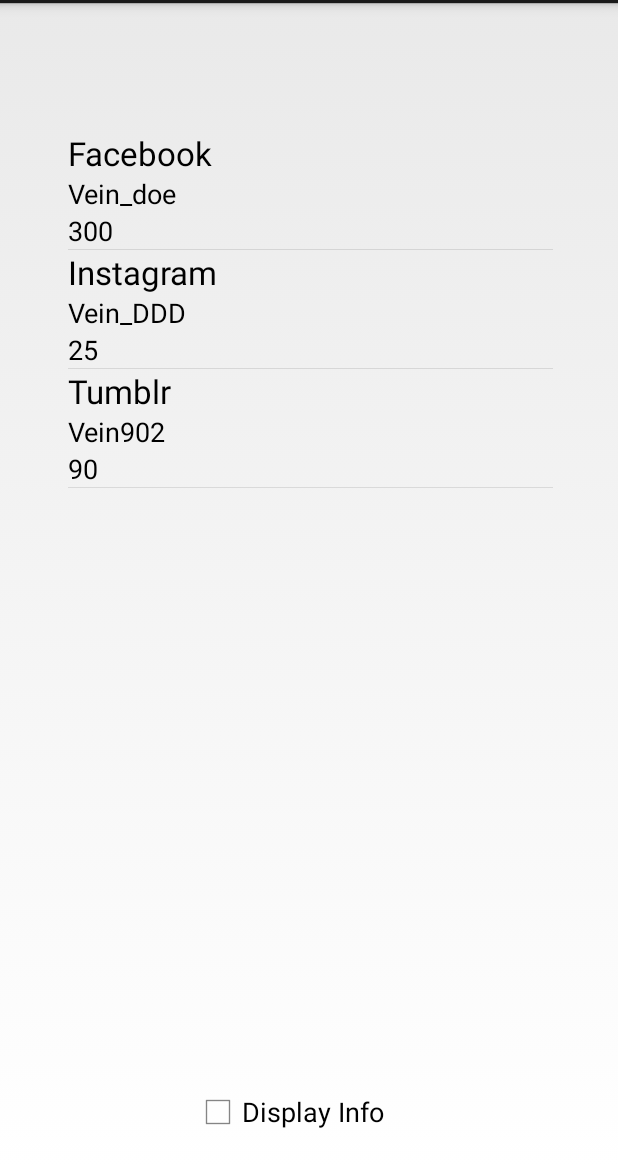
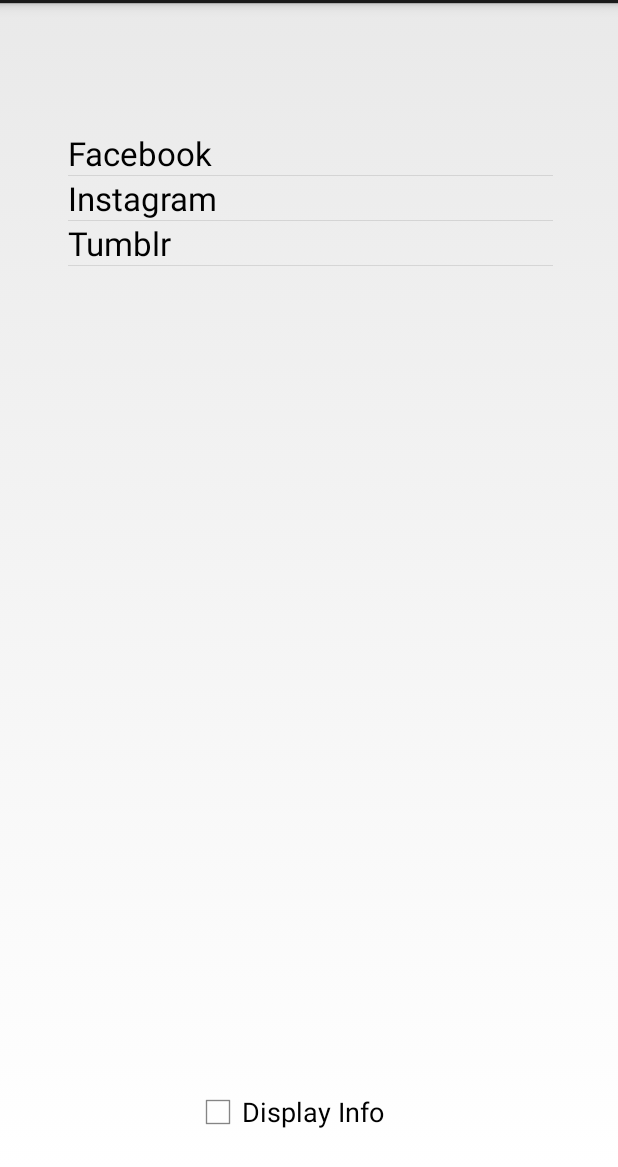
Before and after one commit to kennydgreat/Kenneth_Uyabeme_A2, an Android app: the screen it shows after launch (MainActivity), on a phone screen of 412 x 824 dp, the part 69-1236 px from its top. Run offline under Robolectric (Android 15) with nearby library versions, the phone set to English and light mode, and no system bars.

```diff
--- a/app/src/main/java/com/example/kenny/kenneth_uyabeme_a2/MainActivity.java
+++ b/app/src/main/java/com/example/kenny/kenneth_uyabeme_a2/MainActivity.java
@@ -44,32 +44,15 @@ public class MainActivity extends Activity {
         editor = userPreferences.edit();
 
         loadSocialMediaAccounts();//loading data into the social media listView
-
-
-        //Setting checkBox listener so the user  ID and number of contacts  are displayed if the
-        //checkbox is checked
-        //saving the displayInfoCheckBox Value
+        /*This block of code for the displayInfoCheckBox listener is
+        1) Setting checkBox listener so the user  ID and number of contacts  are displayed if the
+            checkbox is checked (refer to adapter class' getView method to see how this is done)
+        2) saving the displayInfoCheckBox Value
+        */
         displayInfoCheckBox.setOnCheckedChangeListener(new CompoundButton.OnCheckedChangeListener() {
             @Override
             public void onCheckedChanged(CompoundButton compoundButton, boolean b) {
-                //For every item in the listview get the child viewgroup( which contains the
-                //Text views for each social media account)
-                for (int i = 0; i < socialMedialistview.getCount(); i++) {
-                    ViewGroup childView = (ViewGroup) socialMedialistview.getChildAt(i);
-                    //Since we know the userid and num of conntacts are the second and third
-                    //textView we simply get the second and third (1 and 2 indies)
-                    TextView childTextView = (TextView) childView.getChildAt(1);
-                    TextView childTextView2 = (TextView) childView.getChildAt(2);
-                    //set the visibility based on the whether the checkbox is
-                    //checked or not.
-                    if (b) {
-                        childTextView.setVisibility(View.VISIBLE);
-                        childTextView2.setVisibility(View.VISIBLE);
-                    } else {
-                        childTextView.setVisibility(View.GONE);
-                        childTextView2.setVisibility(View.GONE);
-                    }
-                }
+                setAccountsVisibility(b);
                 editor.putBoolean("displayInfoCheckBoxValue", displayInfoCheckBox.isChecked());
                 editor.apply();
             }
@@ -81,6 +64,7 @@ public class MainActivity extends Activity {
         //Creating and setting listView's OnItemClickListener
         ListViewItemListener socialMediaListListener = new ListViewItemListener();
         socialMedialistview.setOnItemClickListener(socialMediaListListener);
+        //Making the checkbox value what it was before app restarted or true if this the first time
 
     }
 
@@ -148,12 +132,28 @@ public class MainActivity extends Activity {
 
         editor.putBoolean("displayInfoCheckBoxValue", displayInfoCheckBox.isChecked());
         editor.apply();    }
-
+    /*
+    * This override of onResume
+    * 1) calls the super class' onResume method
+    * 2) sets the displayInfoCheckBox to be what it was the last time the app was open through userPreferences
+    * 3) sets the visibility of the account details based on this value*/
     @Override
     protected void onResume(){
         super.onResume();
-       // displayInfoCheckBox.setChecked(userPreferences.getBoolean("displayInfoCheckBoxValue", true));
+
+        displayInfoCheckBox.setChecked(userPreferences.getBoolean("displayInfoCheckBoxValue", false));
+        setAccountsVisibility(displayInfoCheckBox.isChecked());
     }
-
-
+    /*
+    * This method
+    * 1) Goes through all account objects in the adapter and set their visible variables to the visibility
+    * parameter
+    * 2) calls the notifyDataSetChanged method to trigger getView*/
+    public void setAccountsVisibility(boolean visibility){
+        for (int i = 0; i < adapter.getCount(); i++){
+            SocialMediaAccount account = (SocialMediaAccount) adapter.getItem(i);
+            account.setVisibility(visibility);
+        }
+        adapter.notifyDataSetChanged();
+    }
 }
--- a/app/src/main/java/com/example/kenny/kenneth_uyabeme_a2/Model/SocialMediaAccount.java
+++ b/app/src/main/java/com/example/kenny/kenneth_uyabeme_a2/Model/SocialMediaAccount.java
@@ -13,7 +13,7 @@ public class SocialMediaAccount {
     private String name;// Name of the social media site
     private String userId; // the site's user ID
     private int numberOfContacts; // the account's number of contacts
-
+    private boolean visible = true ; // variable to keep track of the visibility of the account's textViews
     //Constructor
     public SocialMediaAccount(String name, String userId, int numberOfContacts){
         //setting fields
@@ -65,4 +65,12 @@ public class SocialMediaAccount {
 
         return accounts;
     }
+// Getter and setter for visible variable
+    public boolean isVisible() {
+        return visible;
+    }
+
+    public void setVisibility(boolean visible) {
+        this.visible = visible;
+    }
 }
--- a/app/src/main/java/com/example/kenny/kenneth_uyabeme_a2/SocialMediaAccountAdapter.java
+++ b/app/src/main/java/com/example/kenny/kenneth_uyabeme_a2/SocialMediaAccountAdapter.java
@@ -46,6 +46,14 @@ public class SocialMediaAccountAdapter extends ArrayAdapter {
         nameTextView.setText(account.getName());
         userIdTextView.setText(account.getUserId());
         numberOfContactsTextView.setText(Integer.toString(account.getNumberOfContacts()));
+        //Setting the visibility of the userID and number of contacts textViews based on the visible variable of the account objects
+        if (account.isVisible()){
+            userIdTextView.setVisibility(View.VISIBLE);
+            numberOfContactsTextView.setVisibility(View.VISIBLE);
+        }else{
+            userIdTextView.setVisibility(View.GONE);
+            numberOfContactsTextView.setVisibility(View.GONE);
+        }
 
 
         //Returning the modified view
```
